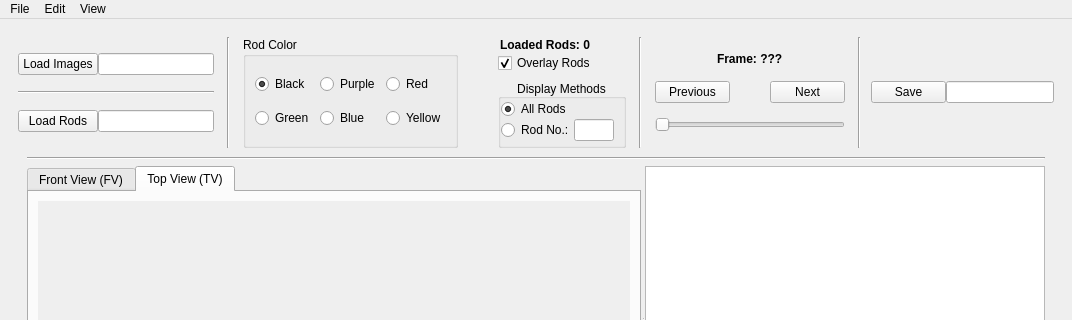
Above: Python/ui/mainwindow_layout.ui from ANP-Granular/ParticleTracking before the change; both pictures show x 0 to 1072 and y 0 to 320 of the 1072 by 532 pixel window. Below: the same form after it.
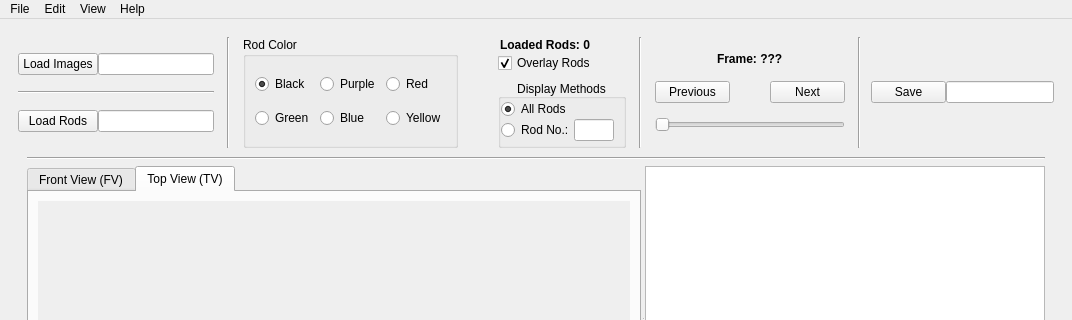
That is the form after the change. The open tabs and pages were chosen to show the change. Icons and pictures are not drawn. Custom widgets are drawn as their Qt base class.

```diff
--- a/Python/ui/mainwindow_layout.ui
+++ b/Python/ui/mainwindow_layout.ui
@@ -896,9 +896,18 @@
     <addaction name="action_original_size"/>
     <addaction name="action_fit_to_window"/>
    </widget>
+   <widget class="QMenu" name="menuHelp">
+    <property name="title">
+     <string>Help</string>
+    </property>
+    <addaction name="action_docs"/>
+    <addaction name="action_about"/>
+    <addaction name="action_about_qt"/>
+   </widget>
    <addaction name="menuFile"/>
    <addaction name="menuEdit"/>
    <addaction name="menuView"/>
+   <addaction name="menuHelp"/>
   </widget>
   <widget class="QStatusBar" name="statusbar"/>
   <action name="action_open">
```
Left out of the diff: 19 changed lines with no effect on the pictures.
